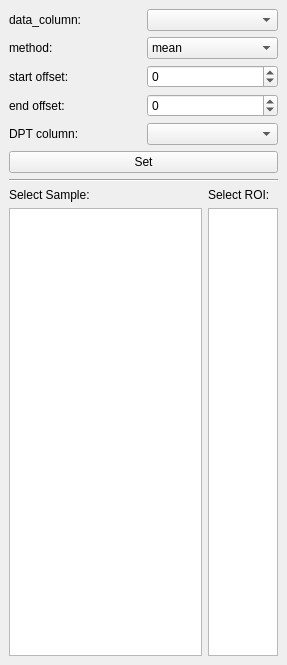
Old version of the form mesmerize/plotting/widgets/stimulus_tuning/control_widget.ui in the repository kushalkolar/MESmerize.
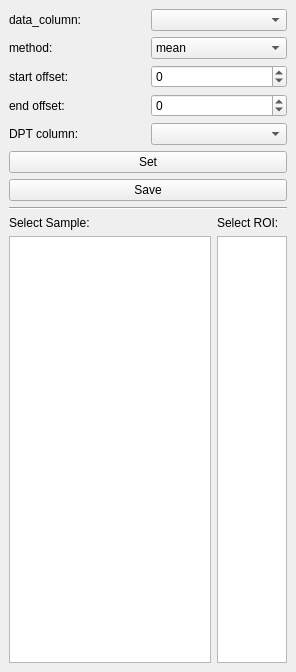
New version of the form. Custom widgets are drawn as their Qt base class.

Commit message: stim tuning widget almost done

What changed in the file:
```diff
--- a/mesmerize/plotting/widgets/stimulus_tuning/control_widget.ui
+++ b/mesmerize/plotting/widgets/stimulus_tuning/control_widget.ui
@@ -6,8 +6,8 @@
    <rect>
     <x>0</x>
     <y>0</y>
-    <width>287</width>
-    <height>665</height>
+    <width>296</width>
+    <height>672</height>
    </rect>
   </property>
   <property name="windowTitle">
@@ -144,6 +144,13 @@
       </property>
      </widget>
     </item>
+    <item>
+     <widget class="QPushButton" name="pushButton_save">
+      <property name="text">
+       <string>Save</string>
+      </property>
+     </widget>
+    </item>
     <item>
      <widget class="Line" name="line">
       <property name="orientation">
```
The commit also changes 2 other files.
